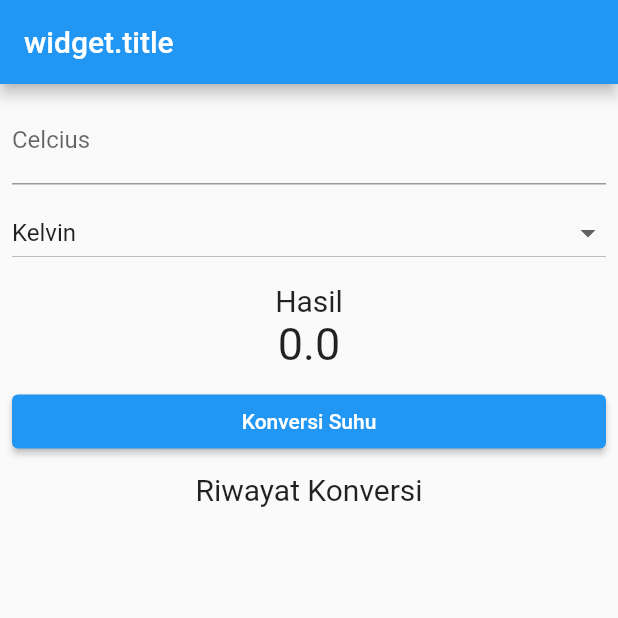
After one commit to brigas16/jobsheet1_pertemuan4, a Flutter app: the screen it shows after launch, on a phone screen of 412 x 824 dp, the top half of it. The commit adds this screen. Run offline on Flutter 3.47's test engine with Material 2 defaults, Android fonts, the phone set to English and light mode, and no system bars.

Commit message:
memotong widget

```diff
--- a/jobshet1/lib/main.dart
+++ b/jobshet1/lib/main.dart
@@ -1,4 +1,9 @@
 import 'package:flutter/material.dart';
+import 'package:jobshet1/widgets/KonversiSuhu.dart';
+import 'package:jobshet1/widgets/PerhitunganTerakhir.dart';
+import 'package:jobshet1/widgets/RiwayatPerhitungan.dart';
+import 'package:jobshet1/widgets/TargetPerhitungan.dart';
+import 'package:jobshet1/widgets/inputSuhu.dart';
 
 void main() {
   runApp(const MyApp());
@@ -66,29 +71,14 @@ class _MyAppState extends State<MyApp> {
           margin: const EdgeInsets.all(8),
           child: Column(
             children: [
-              TextField(
-                controller: etInput,
-                keyboardType: TextInputType.number,
-                decoration: InputDecoration(
-                  labelText: 'Celcius',
-                  hintText: 'Enter the temperature in celcius',
-                ),
-              ),
+              inputSuhu(etInput: etInput),
               SizedBox(
                 height: 8,
               ),
-              DropdownButton(
-                isExpanded: true,
-                value: selectedDrowpdown,
-                items: listSatuanSuhu.map((String value) {
-                  return DropdownMenuItem<String>(
-                    value: value,
-                    child: Text(value),
-                  );
-                }).toList(),
-                onChanged: (value) {
-                  onDropdownChanged(value);
-                },
+              TargetPerhitungan(
+                selectedDrowpdown: selectedDrowpdown,
+                listSatuanSuhu: listSatuanSuhu,
+                onDropdownChanged: onDropdownChanged,
               ),
               SizedBox(
                 height: 10,
@@ -97,24 +87,12 @@ class _MyAppState extends State<MyApp> {
                 "Hasil",
                 style: TextStyle(fontSize: 20),
               ),
-              Text(
-                "$hasilPerhitungan",
-                style: TextStyle(fontSize: 30),
-              ),
+              PerhitunganTerakhir(hasilPerhitungan: hasilPerhitungan),
               SizedBox(
                 height: 10,
               ),
-              Row(
-                children: [
-                  Expanded(
-                    child: ElevatedButton(
-                      onPressed: () {
-                        konversiSuhu();
-                      },
-                      child: Text("Konversi Suhu"),
-                    ),
-                  ),
-                ],
+              KonversiSuhu(
+                onPressed: konversiSuhu,
               ),
               SizedBox(
                 height: 10,
@@ -123,13 +101,7 @@ class _MyAppState extends State<MyApp> {
                 "Riwayat Konversi",
                 style: TextStyle(fontSize: 20),
               ),
-              Expanded(
-                child: ListView.builder(
-                    itemCount: listHasil.length,
-                    itemBuilder: (context, index) {
-                      return Text(listHasil[index]);
-                    }),
-              )
+              RiwayatPerhitungan(listHasil: listHasil)
             ],
           ),
         ),
--- /dev/null
+++ b/jobshet1/lib/widgets/KonversiSuhu.dart
@@ -0,0 +1,26 @@
+import 'package:flutter/material.dart';
+
+class KonversiSuhu extends StatelessWidget {
+  const KonversiSuhu({
+    Key? key,
+    required this.onPressed,
+  }) : super(key: key);
+
+  final Function onPressed;
+
+  @override
+  Widget build(BuildContext context) {
+    return Row(
+      children: [
+        Expanded(
+          child: ElevatedButton(
+            onPressed: () {
+              onPressed();
+            },
+            child: Text("Konversi Suhu"),
+          ),
+        ),
+      ],
+    );
+  }
+}
--- /dev/null
+++ b/jobshet1/lib/widgets/PerhitunganTerakhir.dart
@@ -0,0 +1,18 @@
+import 'package:flutter/material.dart';
+
+class PerhitunganTerakhir extends StatelessWidget {
+  const PerhitunganTerakhir({
+    Key? key,
+    required this.hasilPerhitungan,
+  }) : super(key: key);
+
+  final double hasilPerhitungan;
+
+  @override
+  Widget build(BuildContext context) {
+    return Text(
+      "$hasilPerhitungan",
+      style: TextStyle(fontSize: 30),
+    );
+  }
+}
--- /dev/null
+++ b/jobshet1/lib/widgets/RiwayatPerhitungan.dart
@@ -0,0 +1,21 @@
+import 'package:flutter/material.dart';
+
+class RiwayatPerhitungan extends StatelessWidget {
+  const RiwayatPerhitungan({
+    Key? key,
+    required this.listHasil,
+  }) : super(key: key);
+
+  final List<String> listHasil;
+
+  @override
+  Widget build(BuildContext context) {
+    return Expanded(
+      child: ListView.builder(
+          itemCount: listHasil.length,
+          itemBuilder: (context, index) {
+            return Text(listHasil[index]);
+          }),
+    );
+  }
+}
--- /dev/null
+++ b/jobshet1/lib/widgets/TargetPerhitungan.dart
@@ -0,0 +1,31 @@
+import 'package:flutter/material.dart';
+
+class TargetPerhitungan extends StatelessWidget {
+  const TargetPerhitungan({
+    Key? key,
+    required this.selectedDrowpdown,
+    required this.listSatuanSuhu,
+    required this.onDropdownChanged,
+  }) : super(key: key);
+
+  final String selectedDrowpdown;
+  final List<String> listSatuanSuhu;
+  final Function onDropdownChanged;
+
+  @override
+  Widget build(BuildContext context) {
+    return DropdownButton(
+      isExpanded: true,
+      value: selectedDrowpdown,
+      items: listSatuanSuhu.map((String value) {
+        return DropdownMenuItem<String>(
+          value: value,
+          child: Text(value),
+        );
+      }).toList(),
+      onChanged: (value) {
+        onDropdownChanged(value);
+      },
+    );
+  }
+}
--- /dev/null
+++ b/jobshet1/lib/widgets/inputSuhu.dart
@@ -0,0 +1,22 @@
+import 'package:flutter/material.dart';
+
+class inputSuhu extends StatelessWidget {
+  const inputSuhu({
+    Key? key,
+    required this.etInput,
+  }) : super(key: key);
+
+  final TextEditingController etInput;
+
+  @override
+  Widget build(BuildContext context) {
+    return TextField(
+      controller: etInput,
+      keyboardType: TextInputType.number,
+      decoration: InputDecoration(
+        labelText: 'Celcius',
+        hintText: 'Enter the temperature in celcius',
+      ),
+    );
+  }
+}
```
